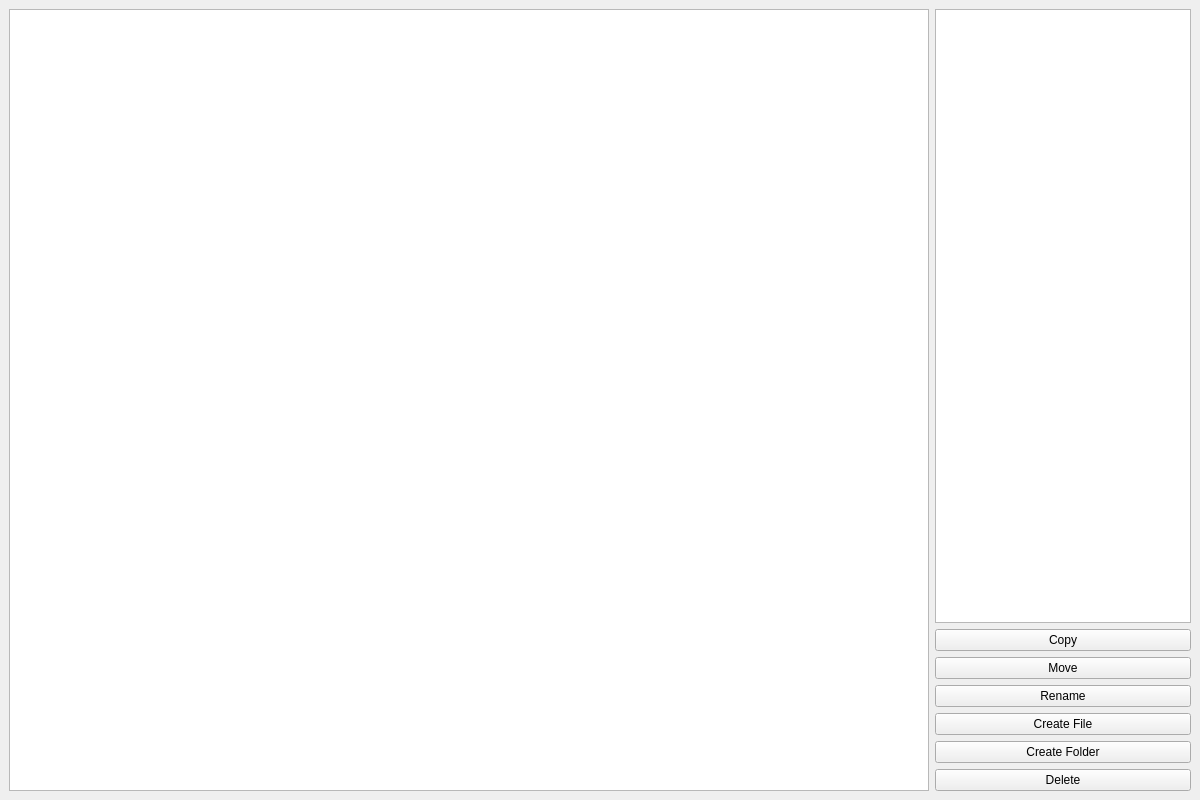
Above: mainwindow.ui from mathysn/qt-file-explorer before the change. Below: the same form after it.
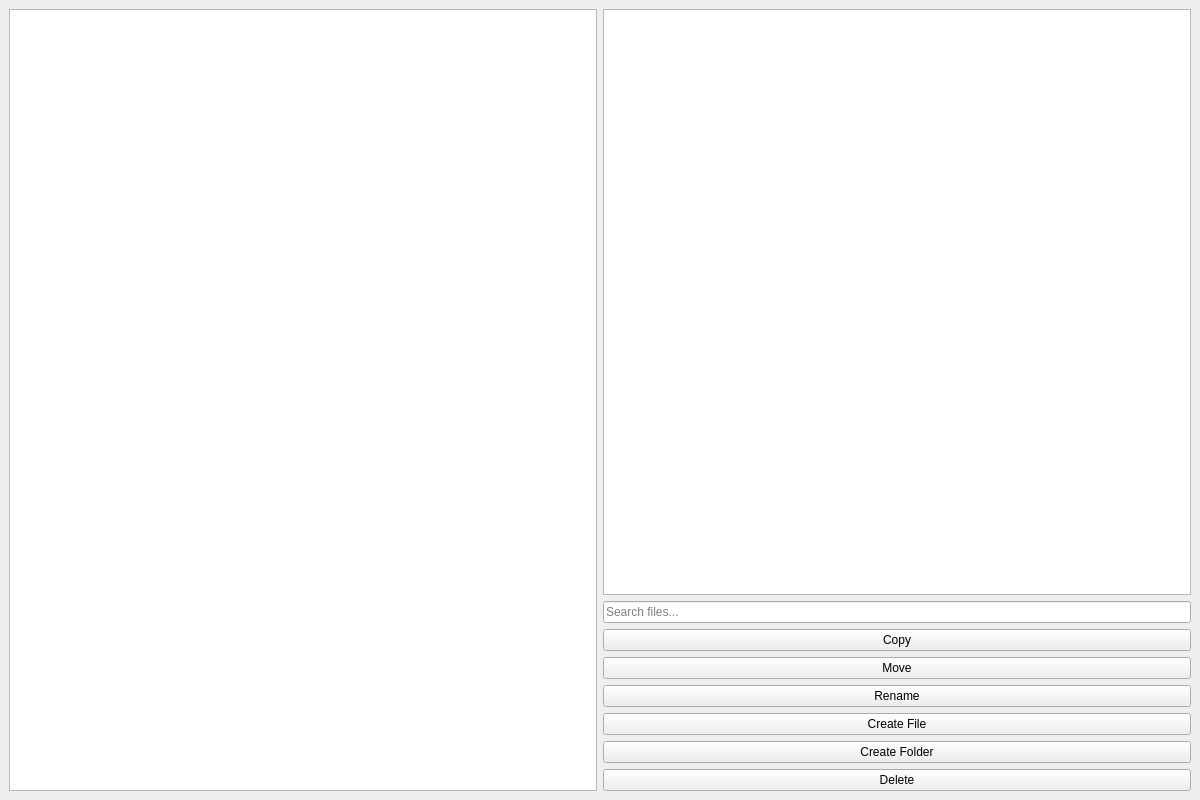
That is the form after the change.

Commit message: Search Bar View

```diff
--- a/mainwindow.ui
+++ b/mainwindow.ui
@@ -40,6 +40,16 @@
         </property>
        </widget>
       </item>
+      <item>
+          <widget class="QLineEdit" name="searchLineEdit">
+              <property name="placeholderText">
+                  <string>Search files...</string>
+              </property>
+              <property name="maximumWidth">
+                  <number>300</number>
+              </property>
+          </widget>
+      </item>
       <item>
        <widget class="QPushButton" name="copyButton">
         <property name="text">
```
The commit also changes 3 other files.
